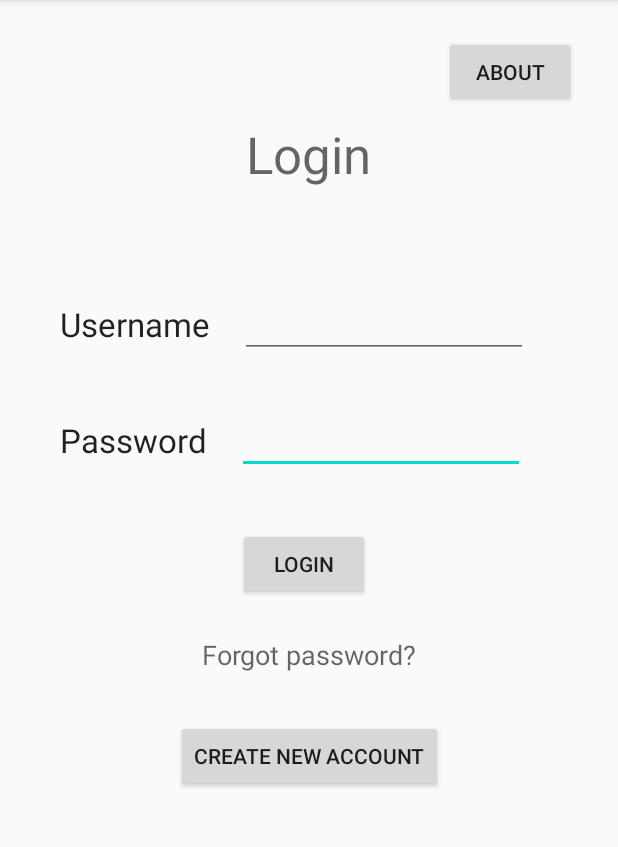
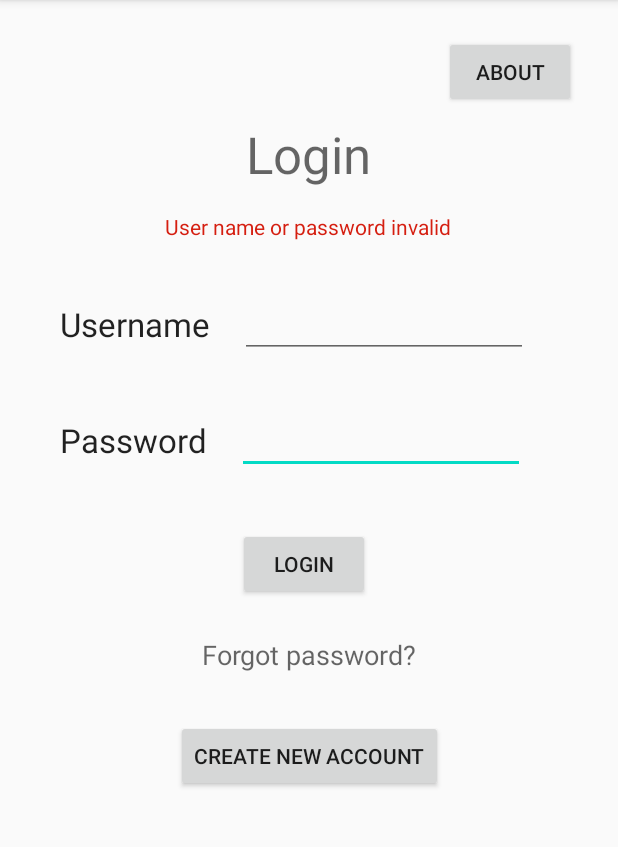
Before and after one commit to brunabispo/comp3074-fantastic-five, an Android app: the screen it shows after launch (MainActivity), after a tap on "LOGIN", on a phone screen of 412 x 824 dp, the part 84-931 px from its top. Run offline under Robolectric (Android 15) with nearby library versions, the phone set to English and light mode, and no system bars; libraries missing offline, so code that uses them is left out: io.realm; 8 statements that could not run were skipped.

Commit message:
Changes to main. Addition of new error message

```diff
--- a/app/src/main/java/ca/gbc/comp3074/mind_manager_app/MainActivity.java
+++ b/app/src/main/java/ca/gbc/comp3074/mind_manager_app/MainActivity.java
@@ -7,6 +7,7 @@ import android.os.Bundle;
 import android.view.View;
 import android.widget.Button;
 import android.widget.EditText;
+import android.widget.TextView;
 import android.widget.Toast;
 
 import io.realm.Realm;
@@ -39,6 +40,7 @@ public class MainActivity extends AppCompatActivity {
         final EditText username = findViewById(R.id.editUsername);
         final String getUsername = username.getText().toString();
         final EditText password = findViewById(R.id.editPassword);
+        final TextView lblError = findViewById(R.id.lblerrorlogin);
 
         //Execute the query
         final User resultUsername = users.equalTo("userName", getUsername).findFirst();
@@ -54,10 +56,7 @@ public class MainActivity extends AppCompatActivity {
                     openWelcome();
                 }
                 else{
-                    realm.close();
-                    backToLogin();
-                    Toast.makeText(MainActivity.this, "Incorrect Username or Password",
-                            Toast.LENGTH_LONG).show();
+                  lblError.setText("User name or password invalid");
                 }
             }
         });
--- a/app/src/main/res/layout/activity_main.xml
+++ b/app/src/main/res/layout/activity_main.xml
@@ -119,4 +119,15 @@
         app:layout_constraintStart_toStartOf="parent"
         app:layout_constraintTop_toTopOf="parent" />
 
+    <TextView
+        android:id="@+id/lblerrorlogin"
+        android:layout_width="wrap_content"
+        android:layout_height="wrap_content"
+        android:layout_marginTop="16dp"
+        android:textColor="#D51E10"
+        app:layout_constraintEnd_toEndOf="parent"
+        app:layout_constraintHorizontal_bias="0.498"
+        app:layout_constraintStart_toStartOf="parent"
+        app:layout_constraintTop_toBottomOf="@+id/textView8" />
+
 </androidx.constraintlayout.widget.ConstraintLayout>
```
